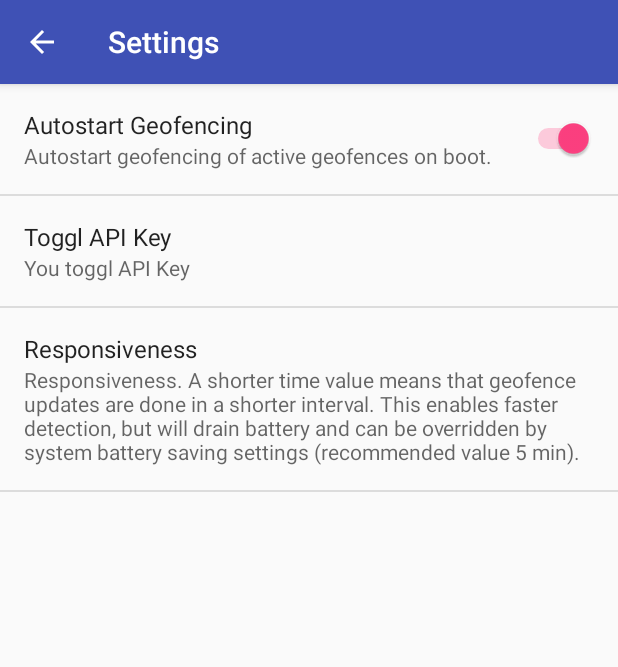
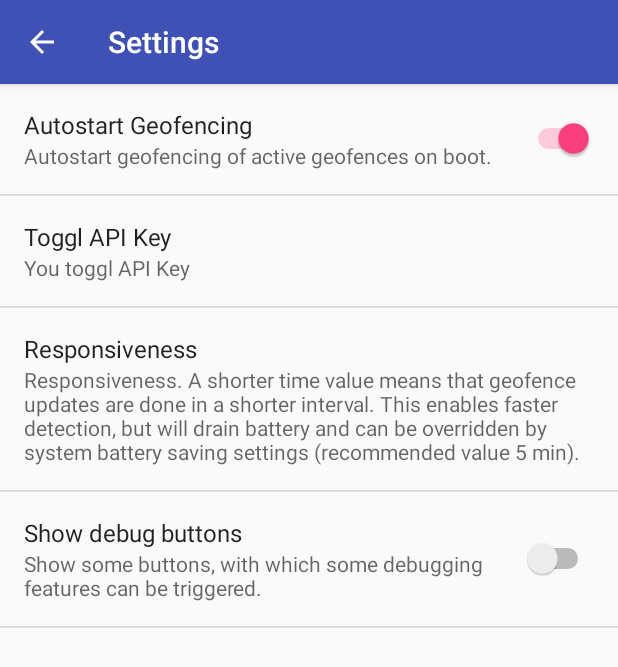
Before and after one commit to meyerd/togfence, an Android app: the screen it shows after launch (SettingsActivity), after a tap on "Settings", on a phone screen of 412 x 824 dp. Shown: the top 667 px of the screen. Run offline under Robolectric (Android 15) with nearby library versions, the phone set to English and light mode, and no system bars.

Commit message:
pull to refresh, hide debug buttons

```diff
--- a/app/src/main/java/de/hosenhasser/togfence/togfence/MainTogfence.java
+++ b/app/src/main/java/de/hosenhasser/togfence/togfence/MainTogfence.java
@@ -8,18 +8,22 @@ import android.content.Intent;
 import android.content.pm.PackageManager;
 import android.graphics.drawable.Icon;
 import android.os.Bundle;
+import android.os.Handler;
 import android.preference.PreferenceManager;
 import android.support.annotation.NonNull;
 import android.support.design.widget.FloatingActionButton;
 import android.support.design.widget.Snackbar;
 import android.support.v4.app.ActivityCompat;
+import android.support.v4.widget.SwipeRefreshLayout;
 import android.support.v7.app.AppCompatActivity;
 import android.support.v7.widget.Toolbar;
+import android.text.Layout;
 import android.util.Log;
 import android.view.View;
 import android.view.Menu;
 import android.view.MenuItem;
 import android.widget.Button;
+import android.widget.GridLayout;
 import android.widget.Toast;
 
 import com.google.android.gms.common.ConnectionResult;
@@ -38,7 +42,9 @@ import java.util.List;
 
 import de.hosenhasser.togfence.togfence.Toggl.TogglRetrofit;
 
-public class MainTogfence extends AppCompatActivity implements GeofenceElementFragment.OnListFragmentInteractionListener {
+public class MainTogfence extends AppCompatActivity implements
+        GeofenceElementFragment.OnListFragmentInteractionListener,
+        SwipeRefreshLayout.OnRefreshListener {
     private final static String TAG = "MainTogfence";
 
     private final static int REQUEST_LOCATION_PERMISSION_CODE = 5551;
@@ -48,6 +54,7 @@ public class MainTogfence extends AppCompatActivity implements GeofenceElementFr
     static final String MAIN_SHOWN_KEY = PACKAGE_NAME + ".MAIN_SHOWN_KEY";
 
     private Menu mOptionsMenu = null;
+    private SwipeRefreshLayout mSwipeLayout;
 
     @Override
     protected void onCreate(Bundle savedInstanceState) {
@@ -67,6 +74,12 @@ public class MainTogfence extends AppCompatActivity implements GeofenceElementFr
                 startActivity(intent);
             }
         });
+
+        GridLayout debugLayout = (GridLayout) findViewById(R.id.debug_button_layout);
+        Boolean showDebugButtons = PreferenceManager.getDefaultSharedPreferences(
+                TogfenceApplication.getAppContext())
+                .getBoolean("show_debugging_buttons", false);
+        debugLayout.setVisibility(showDebugButtons ? View.VISIBLE : View.GONE);
 
         Button startbutton = (Button) findViewById(R.id.start_geofence_button);
         startbutton.setOnClickListener(new View.OnClickListener() {
@@ -115,6 +128,9 @@ public class MainTogfence extends AppCompatActivity implements GeofenceElementFr
 //                tr.createNewStopTimeEntry(getContentResolver(), ge);
             }
         });
+
+        mSwipeLayout = (SwipeRefreshLayout) findViewById(R.id.swiperefresh);
+        mSwipeLayout.setOnRefreshListener(this);
 
         checkGooglePlayServices(this);
     }
@@ -310,6 +326,18 @@ public class MainTogfence extends AppCompatActivity implements GeofenceElementFr
     }
 
     @Override
+    public void onRefresh() {
+        mSwipeLayout.setRefreshing(true);
+        UpdateTogglInformation.startUpdateRunningTask(getApplicationContext());
+        new Handler().postDelayed(new Runnable() {
+            @Override
+            public void run() {
+                mSwipeLayout.setRefreshing(false);
+            }
+        }, 4000);
+    }
+
+    @Override
     protected void onResume() {
         super.onResume();
         if (!servicesConnected(this)) {
--- a/app/src/main/res/values/strings.xml
+++ b/app/src/main/res/values/strings.xml
@@ -24,6 +24,9 @@
     <string name="toggl_description_start">togfence: start</string>
     <string name="toggl_description_stop">togfence: stop</string>
     <string name="toggl_created_with">Togfence</string>
+
+    <string name="show_debugging_buttons_summary">Show some buttons, with which some debugging features can be triggered.</string>
+    <string name="show_debugging_buttons_title">Show debug buttons</string>
 
     <string name="radius">Radius</string>
     <string name="latitude">Latitude</string>
--- a/app/src/main/res/xml/pref_general.xml
+++ b/app/src/main/res/xml/pref_general.xml
@@ -40,4 +40,10 @@
         android:summary="@string/pref_description_responsiveness"
         android:defaultValue="300" />
 
+    <SwitchPreference
+        android:defaultValue="false"
+        android:key="show_debugging_buttons"
+        android:summary="@string/show_debugging_buttons_summary"
+        android:title="@string/show_debugging_buttons_title" />
+
 </PreferenceScreen>
```
Also changed, not shown: app/src/main/res/layout/content_main_togfence.xml (+29 -16 lines).
